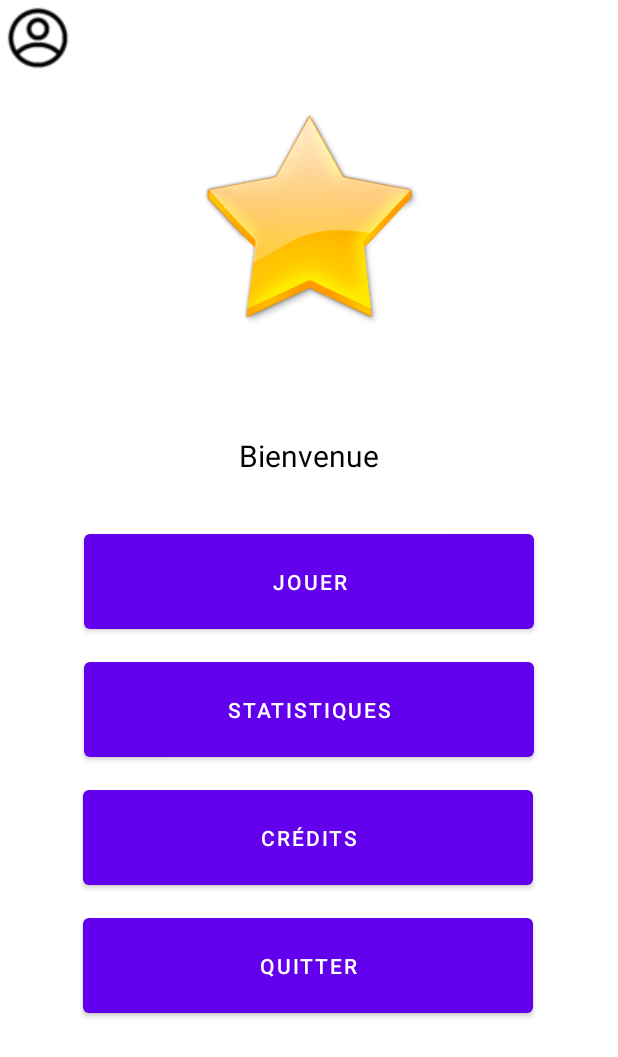
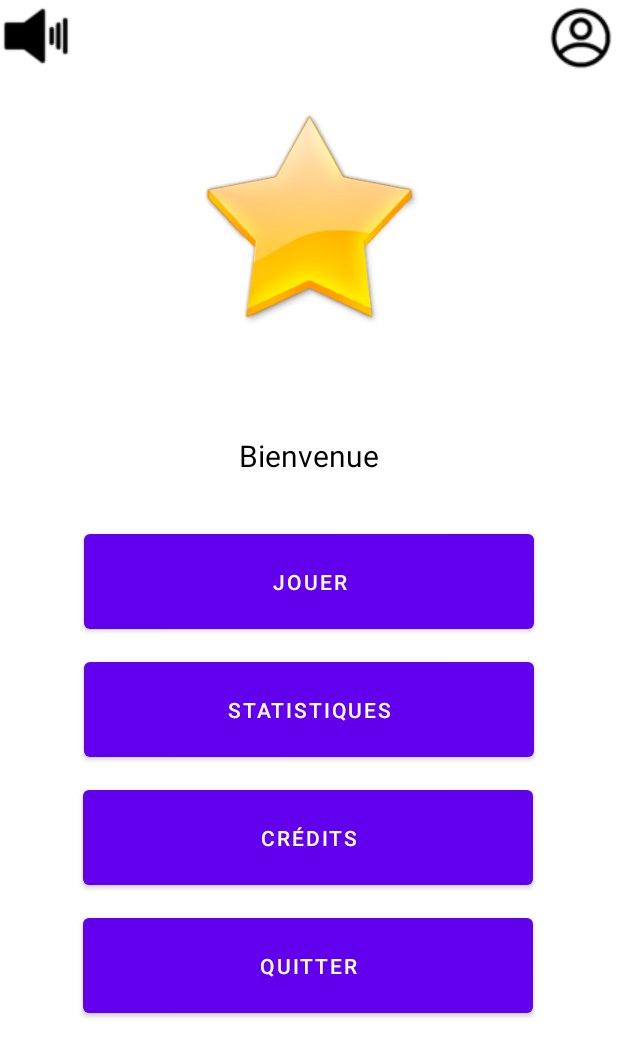
Before and after one commit to BenoitBad/Android_projet, an Android app: the layout activity_menu.xml on its own in the app's theme, with its tools: preview values and no code run, on a phone screen of 412 x 824 dp. Shown: the top 1057 px of the screen. Run offline under Robolectric (Android 15) with nearby library versions, the phone set to English and light mode, and no system bars.

Commit message:
Correction layout

```diff
--- a/app/src/main/java/com/example/android_projet/MainActivity.java
+++ b/app/src/main/java/com/example/android_projet/MainActivity.java
@@ -9,6 +9,6 @@ public class MainActivity extends AppCompatActivity {
     @Override
     protected void onCreate(Bundle savedInstanceState) {
         super.onCreate(savedInstanceState);
-        setContentView(R.layout.activity_profileSelection);
+        setContentView(R.layout.activity_menu);
     }
 }
--- a/app/src/main/res/layout/activity_menu.xml
+++ b/app/src/main/res/layout/activity_menu.xml
@@ -67,6 +67,7 @@
         android:id="@+id/activity_menu_imageView_star"
         android:layout_width="150dp"
         android:layout_height="150dp"
+        android:contentDescription="@string/star"
         app:layout_constraintBottom_toTopOf="@+id/activity_menu_textView"
         app:layout_constraintEnd_toEndOf="parent"
         app:layout_constraintStart_toStartOf="parent"
@@ -74,20 +75,23 @@
         app:srcCompat="@drawable/star" />
 
     <ImageButton
-        android:id="@+id/imageButton3"
+        android:id="@+id/activity_menu_imageButton_profilSelection"
         android:layout_width="wrap_content"
         android:layout_height="wrap_content"
         android:background="#FFFFFF"
-        app:srcCompat="@drawable/sound"
-        tools:layout_editor_absoluteX="1dp" />
+        android:contentDescription="@string/menu_sound"
+        app:layout_constraintStart_toStartOf="parent"
+        app:layout_constraintTop_toTopOf="parent"
+        app:srcCompat="@drawable/sound" />
 
     <ImageButton
-        android:id="@+id/imageButton4"
+        android:id="@+id/activity_menu_imageButton_sound"
         android:layout_width="50dp"
         android:layout_height="50dp"
         android:background="#FFFFFF"
-        app:srcCompat="@drawable/profil"
-        tools:layout_editor_absoluteX="363dp"
-        tools:layout_editor_absoluteY="0dp" />
+        android:contentDescription="@string/menu_profile"
+        app:layout_constraintEnd_toEndOf="parent"
+        app:layout_constraintTop_toTopOf="parent"
+        app:srcCompat="@drawable/profil" />
 
 </androidx.constraintlayout.widget.ConstraintLayout>
--- a/app/src/main/res/layout/activity_profileSelection.xml
+++ b/app/src/main/res/layout/activity_profileSelection.xml
@@ -69,6 +69,7 @@
         android:id="@+id/profileSelection_activity_imageView_star"
         android:layout_width="150dp"
         android:layout_height="150dp"
+        android:contentDescription="@string/star"
         app:layout_constraintBottom_toTopOf="@+id/profileSelection_activity_textView"
         app:layout_constraintEnd_toEndOf="parent"
         app:layout_constraintStart_toStartOf="parent"
--- a/app/src/main/res/values/strings.xml
+++ b/app/src/main/res/values/strings.xml
@@ -7,4 +7,7 @@
     <string name="menu_credits">Crédits</string>
     <string name="menu_quit">Quitter</string>
     <string name="menu_welcome_player">Bienvenue</string>
+    <string name="menu_profile">Selection du profil</string>
+    <string name="menu_sound">son</string>
+    <string name="star">étoile</string>
 </resources>
```
